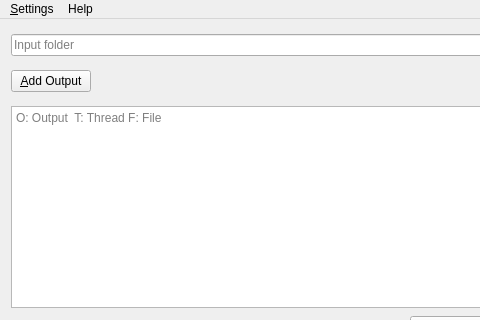
This is gui/mainwindow.ui in gramanas/rrwc as Qt 5 draws it before an edit; both pictures show x 0 to 480 and y 0 to 320 of the 585 by 669 pixel window. The edited form follows.
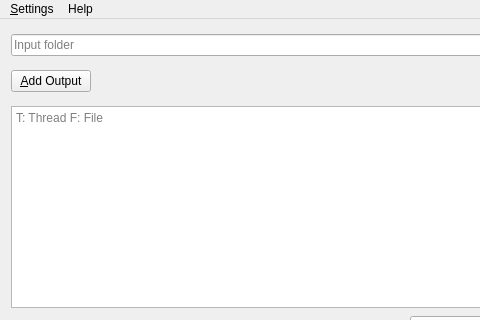
This is the edited form. The open tabs and pages were chosen to show the change.

```diff
--- a/gui/mainwindow.ui
+++ b/gui/mainwindow.ui
@@ -200,7 +200,7 @@
            <bool>false</bool>
           </property>
           <property name="placeholderText">
-           <string>O: Output  T: Thread F: File</string>
+           <string>T: Thread F: File</string>
           </property>
          </widget>
         </item>
```
Left out of the diff: 2 changed lines with no effect on the pictures.
